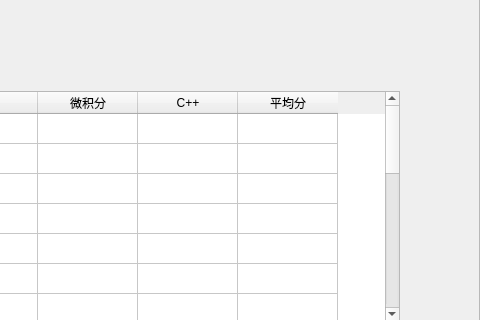
First picture: the form in querywindow.ui, repository BryanDucourt/-_Qt, before the edit; both pictures show x 381 to 861 and y 159 to 479 of the 861 by 591 pixel window.
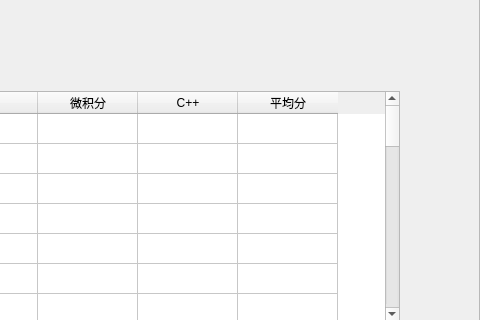
Second picture: the form after the edit. Icons and pictures are not drawn.

```diff
--- a/querywindow.ui
+++ b/querywindow.ui
@@ -239,6 +239,66 @@
       <string>18</string>
      </property>
     </row>
+    <row>
+     <property name="text">
+      <string>19</string>
+     </property>
+    </row>
+    <row>
+     <property name="text">
+      <string>20</string>
+     </property>
+    </row>
+    <row>
+     <property name="text">
+      <string>21</string>
+     </property>
+    </row>
+    <row>
+     <property name="text">
+      <string>22</string>
+     </property>
+    </row>
+    <row>
+     <property name="text">
+      <string>23</string>
+     </property>
+    </row>
+    <row>
+     <property name="text">
+      <string>24</string>
+     </property>
+    </row>
+    <row>
+     <property name="text">
+      <string>25</string>
+     </property>
+    </row>
+    <row>
+     <property name="text">
+      <string>26</string>
+     </property>
+    </row>
+    <row>
+     <property name="text">
+      <string>27</string>
+     </property>
+    </row>
+    <row>
+     <property name="text">
+      <string>28</string>
+     </property>
+    </row>
+    <row>
+     <property name="text">
+      <string>29</string>
+     </property>
+    </row>
+    <row>
+     <property name="text">
+      <string>30</string>
+     </property>
+    </row>
     <column>
      <property name="text">
       <string>姓名</string>
```
